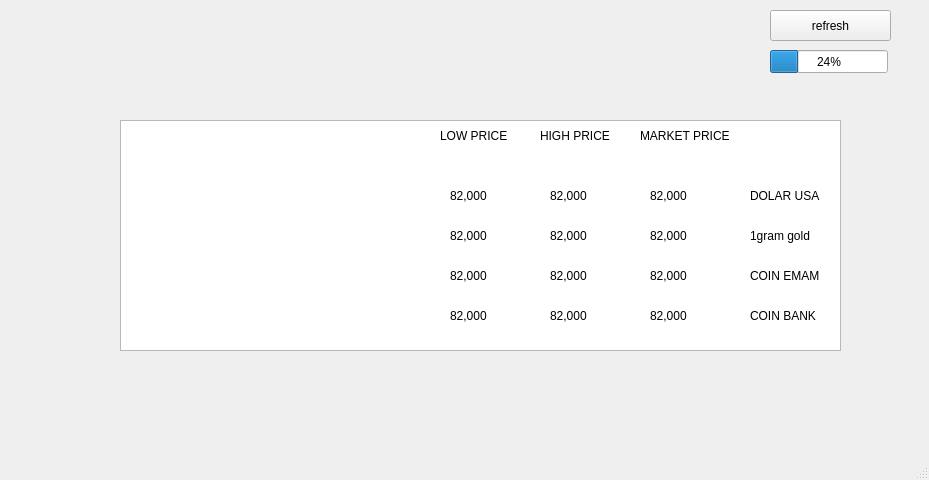
This is UI/main_window.ui in mehdisheyxi/chande as Qt 5 draws it before an edit. The edited form follows.
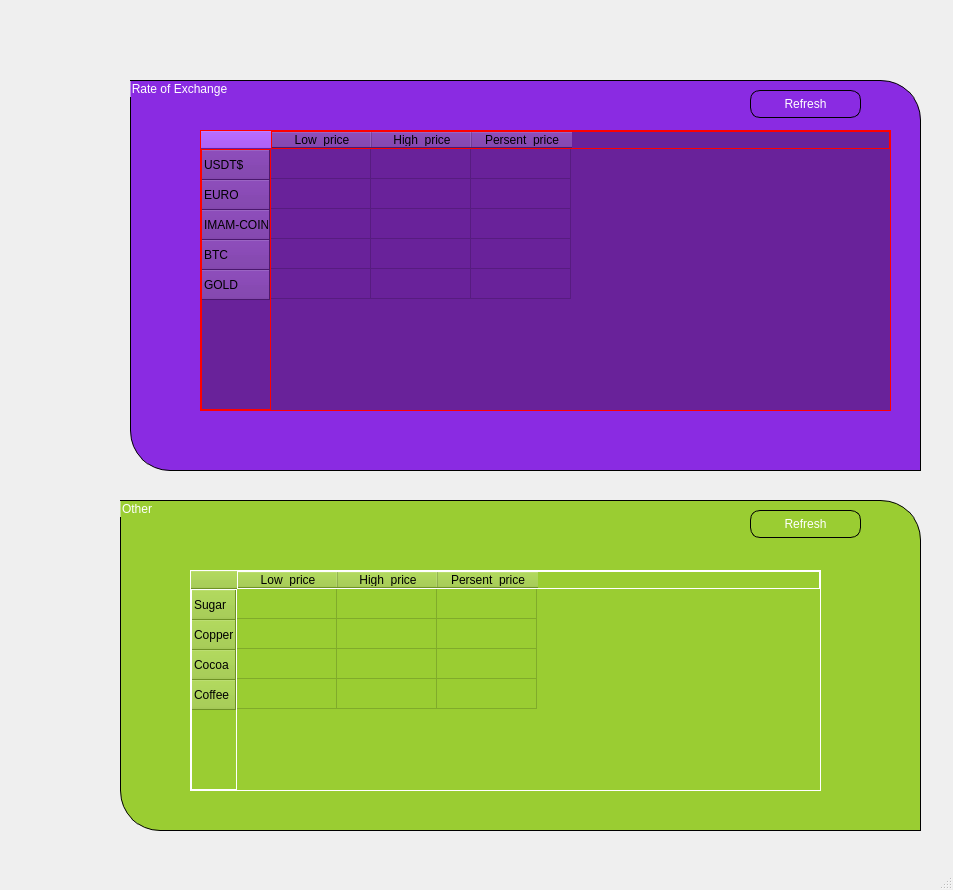
This is the edited form.

Diff of the .ui file:
```diff
--- a/UI/main_window.ui
+++ b/UI/main_window.ui
@@ -6,8 +6,8 @@
    <rect>
     <x>0</x>
     <y>0</y>
-    <width>929</width>
-    <height>480</height>
+    <width>953</width>
+    <height>890</height>
    </rect>
   </property>
   <property name="windowTitle">
@@ -17,288 +17,190 @@
    <string notr="true"/>
   </property>
   <widget class="QWidget" name="centralwidget">
-   <widget class="QPushButton" name="pushButton">
+   <widget class="QGroupBox" name="Exchange">
     <property name="geometry">
      <rect>
-      <x>770</x>
-      <y>10</y>
-      <width>121</width>
-      <height>31</height>
+      <x>130</x>
+      <y>80</y>
+      <width>791</width>
+      <height>391</height>
      </rect>
     </property>
-    <property name="text">
-     <string>refresh</string>
+    <property name="styleSheet">
+     <string notr="true">background-color:blueviolet;
+border:1px solid black;
+border-bottom-left-radius:40px;
+border-top-right-radius:40px;
+color:white;</string>
     </property>
-   </widget>
-   <widget class="QProgressBar" name="progressBar">
-    <property name="geometry">
-     <rect>
-      <x>770</x>
-      <y>50</y>
-      <width>118</width>
-      <height>23</height>
-     </rect>
+    <property name="title">
+     <string>Rate of Exchange</string>
     </property>
-    <property name="value">
-     <number>24</number>
+    <property name="flat">
+     <bool>false</bool>
     </property>
+    <property name="checkable">
+     <bool>false</bool>
+    </property>
+    <widget class="QTableWidget" name="tableWidget">
+     <property name="geometry">
+      <rect>
+       <x>70</x>
+       <y>50</y>
+       <width>691</width>
+       <height>281</height>
+      </rect>
+     </property>
+     <property name="styleSheet">
+      <string notr="true">border:1px solid red;
+border-radius:0px;
+background-color:rgb(105,34,154);
+color:balck;</string>
+     </property>
+     <row>
+      <property name="text">
+       <string>USDT$</string>
+      </property>
+     </row>
+     <row>
+      <property name="text">
+       <string>EURO</string>
+      </property>
+     </row>
+     <row>
+      <property name="text">
+       <string>IMAM-COIN</string>
+      </property>
+     </row>
+     <row>
+      <property name="text">
+       <string>BTC</string>
+      </property>
+     </row>
+     <row>
+      <property name="text">
+       <string>GOLD</string>
+      </property>
+     </row>
+     <column>
+      <property name="text">
+       <string>Low_price</string>
+      </property>
+     </column>
+     <column>
+      <property name="text">
+       <string>High_price</string>
+      </property>
+     </column>
+     <column>
+      <property name="text">
+       <string>Persent_price</string>
+      </property>
+     </column>
+    </widget>
+    <widget class="QPushButton" name="pushButton">
+     <property name="geometry">
+      <rect>
+       <x>620</x>
+       <y>10</y>
+       <width>111</width>
+       <height>28</height>
+      </rect>
+     </property>
+     <property name="styleSheet">
+      <string notr="true">border-radius:10px;</string>
+     </property>
+     <property name="text">
+      <string>Refresh</string>
+     </property>
+    </widget>
    </widget>
-   <widget class="QTextBrowser" name="textBrowser">
+   <widget class="QGroupBox" name="groupBox">
     <property name="geometry">
      <rect>
       <x>120</x>
-      <y>120</y>
-      <width>721</width>
-      <height>231</height>
+      <y>500</y>
+      <width>801</width>
+      <height>331</height>
      </rect>
     </property>
-   </widget>
-   <widget class="QLabel" name="label">
-    <property name="geometry">
-     <rect>
-      <x>750</x>
-      <y>180</y>
-      <width>91</width>
-      <height>31</height>
-     </rect>
+    <property name="styleSheet">
+     <string notr="true">background-color:yellowgreen;
+color:white;
+border:1px solid black;
+border-bottom-left-radius:40px;
+border-top-right-radius:40px;</string>
     </property>
-    <property name="text">
-     <string>DOLAR USA</string>
+    <property name="title">
+     <string>Other</string>
     </property>
-   </widget>
-   <widget class="QLabel" name="label_2">
-    <property name="geometry">
-     <rect>
-      <x>640</x>
-      <y>120</y>
-      <width>101</width>
-      <height>31</height>
-     </rect>
-    </property>
-    <property name="text">
-     <string>MARKET PRICE</string>
-    </property>
-   </widget>
-   <widget class="QLabel" name="label_3">
-    <property name="geometry">
-     <rect>
-      <x>540</x>
-      <y>120</y>
-      <width>101</width>
-      <height>31</height>
-     </rect>
-    </property>
-    <property name="text">
-     <string>HIGH PRICE</string>
-    </property>
-   </widget>
-   <widget class="QLabel" name="label_4">
-    <property name="geometry">
-     <rect>
-      <x>440</x>
-      <y>120</y>
-      <width>101</width>
-      <height>31</height>
-     </rect>
-    </property>
-    <property name="text">
-     <string>LOW PRICE</string>
-    </property>
-   </widget>
-   <widget class="QLabel" name="label_5">
-    <property name="geometry">
-     <rect>
-      <x>750</x>
-      <y>220</y>
-      <width>91</width>
-      <height>31</height>
-     </rect>
-    </property>
-    <property name="text">
-     <string>1gram gold</string>
-    </property>
-   </widget>
-   <widget class="QLabel" name="label_6">
-    <property name="geometry">
-     <rect>
-      <x>750</x>
-      <y>260</y>
-      <width>91</width>
-      <height>31</height>
-     </rect>
-    </property>
-    <property name="text">
-     <string>COIN EMAM</string>
-    </property>
-   </widget>
-   <widget class="QLabel" name="label_7">
-    <property name="geometry">
-     <rect>
-      <x>750</x>
-      <y>300</y>
-      <width>91</width>
-      <height>31</height>
-     </rect>
-    </property>
-    <property name="text">
-     <string>COIN BANK</string>
-    </property>
-   </widget>
-   <widget class="QLabel" name="label_8">
-    <property name="geometry">
-     <rect>
-      <x>650</x>
-      <y>180</y>
-      <width>91</width>
-      <height>31</height>
-     </rect>
-    </property>
-    <property name="text">
-     <string>82,000</string>
-    </property>
-   </widget>
-   <widget class="QLabel" name="label_9">
-    <property name="geometry">
-     <rect>
-      <x>550</x>
-      <y>180</y>
-      <width>91</width>
-      <height>31</height>
-     </rect>
-    </property>
-    <property name="text">
-     <string>82,000</string>
-    </property>
-   </widget>
-   <widget class="QLabel" name="label_10">
-    <property name="geometry">
-     <rect>
-      <x>450</x>
-      <y>180</y>
-      <width>91</width>
-      <height>31</height>
-     </rect>
-    </property>
-    <property name="text">
-     <string>82,000</string>
-    </property>
-   </widget>
-   <widget class="QLabel" name="label_11">
-    <property name="geometry">
-     <rect>
-      <x>450</x>
-      <y>220</y>
-      <width>91</width>
-      <height>31</height>
-     </rect>
-    </property>
-    <property name="text">
-     <string>82,000</string>
-    </property>
-   </widget>
-   <widget class="QLabel" name="label_12">
-    <property name="geometry">
-     <rect>
-      <x>450</x>
-      <y>260</y>
-      <width>91</width>
-      <height>31</height>
-     </rect>
-    </property>
-    <property name="text">
-     <string>82,000</string>
-    </property>
-   </widget>
-   <widget class="QLabel" name="label_13">
-    <property name="geometry">
-     <rect>
-      <x>450</x>
-      <y>300</y>
-      <width>91</width>
-      <height>31</height>
-     </rect>
-    </property>
-    <property name="text">
-     <string>82,000</string>
-    </property>
-   </widget>
-   <widget class="QLabel" name="label_14">
-    <property name="geometry">
-     <rect>
-      <x>550</x>
-      <y>220</y>
-      <width>91</width>
-      <height>31</height>
-     </rect>
-    </property>
-    <property name="text">
-     <string>82,000</string>
-    </property>
-   </widget>
-   <widget class="QLabel" name="label_15">
-    <property name="geometry">
-     <rect>
-      <x>550</x>
-      <y>260</y>
-      <width>91</width>
-      <height>31</height>
-     </rect>
-    </property>
-    <property name="text">
-     <string>82,000</string>
-    </property>
-   </widget>
-   <widget class="QLabel" name="label_16">
-    <property name="geometry">
-     <rect>
-      <x>550</x>
-      <y>300</y>
-      <width>91</width>
-      <height>31</height>
-     </rect>
-    </property>
-    <property name="text">
-     <string>82,000</string>
-    </property>
-   </widget>
-   <widget class="QLabel" name="label_17">
-    <property name="geometry">
-     <rect>
-      <x>650</x>
-      <y>220</y>
-      <width>91</width>
-      <height>31</height>
-     </rect>
-    </property>
-    <property name="text">
-     <string>82,000</string>
-    </property>
-   </widget>
-   <widget class="QLabel" name="label_18">
-    <property name="geometry">
-     <rect>
-      <x>650</x>
-      <y>260</y>
-      <width>91</width>
-      <height>31</height>
-     </rect>
-    </property>
-    <property name="text">
-     <string>82,000</string>
-    </property>
-   </widget>
-   <widget class="QLabel" name="label_19">
-    <property name="geometry">
-     <rect>
-      <x>650</x>
-      <y>300</y>
-      <width>91</width>
-      <height>31</height>
-     </rect>
-    </property>
-    <property name="text">
-     <string>82,000</string>
-    </property>
+    <widget class="QTableWidget" name="tableWidget_2">
+     <property name="geometry">
+      <rect>
+       <x>70</x>
+       <y>70</y>
+       <width>631</width>
+       <height>221</height>
+      </rect>
+     </property>
+     <property name="styleSheet">
+      <string notr="true">color:black;
+border:1px solid white;
+border-radius:0px;
+</string>
+     </property>
+     <row>
+      <property name="text">
+       <string>Sugar</string>
+      </property>
+     </row>
+     <row>
+      <property name="text">
+       <string>Copper</string>
+      </property>
+     </row>
+     <row>
+      <property name="text">
+       <string>Cocoa</string>
+      </property>
+     </row>
+     <row>
+      <property name="text">
+       <string>Coffee</string>
+      </property>
+     </row>
+     <column>
+      <property name="text">
+       <string>Low_price</string>
+      </property>
+     </column>
+     <column>
+      <property name="text">
+       <string>High_price</string>
+      </property>
+     </column>
+     <column>
+      <property name="text">
+       <string>Persent_price</string>
+      </property>
+     </column>
+    </widget>
+    <widget class="QPushButton" name="pushButton_2">
+     <property name="geometry">
+      <rect>
+       <x>630</x>
+       <y>10</y>
+       <width>111</width>
+       <height>28</height>
+      </rect>
+     </property>
+     <property name="styleSheet">
+      <string notr="true">border-radius:10px;</string>
+     </property>
+     <property name="text">
+      <string>Refresh</string>
+     </property>
+    </widget>
    </widget>
   </widget>
   <widget class="QMenuBar" name="menubar">
```
Left out of the diff: 4 changed lines with no effect on the pictures.
